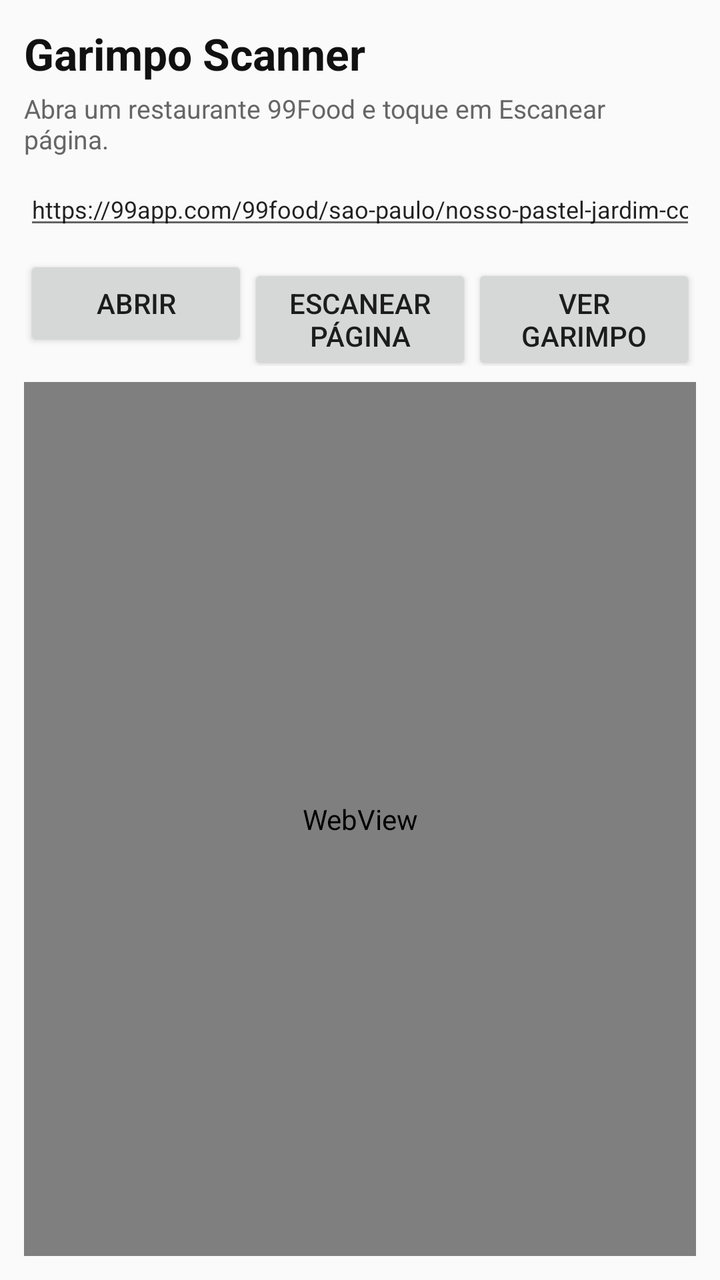
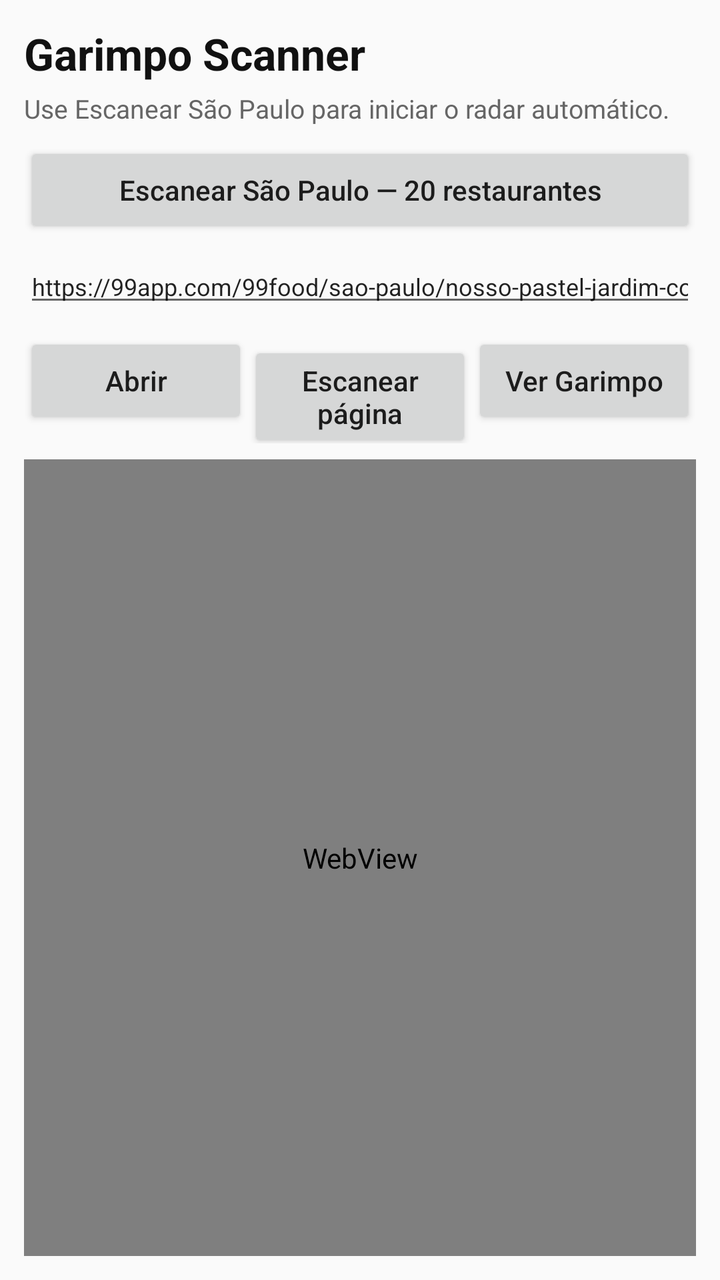

Before-and-after screenshots of an Android layout around one commit, followed by the original layout XML and the change that was made.
<!-- AndroidManifest.xml: application theme android:Theme.Material.Light.NoActionBar -->
<!-- res/layout/activity_main.xml -->
<?xml version="1.0" encoding="utf-8"?>
<LinearLayout xmlns:android="http://schemas.android.com/apk/res/android"
    android:layout_width="match_parent"
    android:layout_height="match_parent"
    android:orientation="vertical"
    android:padding="12dp">

    <TextView
        android:id="@+id/title"
        android:layout_width="match_parent"
        android:layout_height="wrap_content"
        android:text="Garimpo Scanner"
        android:textStyle="bold"
        android:textSize="22sp"
        android:textColor="#111111" />

    <TextView
        android:id="@+id/status"
        android:layout_width="match_parent"
        android:layout_height="wrap_content"
        android:text="Abra um restaurante 99Food e toque em Escanear página."
        android:textSize="13sp"
        android:textColor="#666666"
        android:paddingTop="4dp"
        android:paddingBottom="8dp" />

    <EditText
        android:id="@+id/urlInput"
        android:layout_width="match_parent"
        android:layout_height="wrap_content"
        android:singleLine="true"
        android:textSize="12sp"
        android:inputType="textUri"
        android:text="https://99app.com/99food/sao-paulo/nosso-pastel-jardim-colonia/5764608520268546182/" />

    <LinearLayout
        android:layout_width="match_parent"
        android:layout_height="wrap_content"
        android:orientation="horizontal"
        android:paddingTop="8dp"
        android:paddingBottom="8dp">

        <Button
            android:id="@+id/openButton"
            android:layout_width="0dp"
            android:layout_height="wrap_content"
            android:layout_weight="1"
            android:text="Abrir" />

        <Button
            android:id="@+id/scanButton"
            android:layout_width="0dp"
            android:layout_height="wrap_content"
            android:layout_weight="1"
            android:text="Escanear página" />

        <Button
            android:id="@+id/garimpoButton"
            android:layout_width="0dp"
            android:layout_height="wrap_content"
            android:layout_weight="1"
            android:text="Ver Garimpo" />
    </LinearLayout>

    <WebView
        android:id="@+id/webView"
        android:layout_width="match_parent"
        android:layout_height="0dp"
        android:layout_weight="1" />

</LinearLayout>
<!-- resources referenced by this layout -->
<resources>

</resources>

<!-- the commit's change to res/layout/activity_main.xml (unified diff, before → after) -->
@@ -18,11 +18,18 @@
         android:id="@+id/status"
         android:layout_width="match_parent"
         android:layout_height="wrap_content"
-        android:text="Abra um restaurante 99Food e toque em Escanear página."
+        android:text="Use Escanear São Paulo para iniciar o radar automático."
         android:textSize="13sp"
         android:textColor="#666666"
         android:paddingTop="4dp"
         android:paddingBottom="8dp" />
+
+    <Button
+        android:id="@+id/autoScanButton"
+        android:layout_width="match_parent"
+        android:layout_height="wrap_content"
+        android:text="Escanear São Paulo — 20 restaurantes"
+        android:textAllCaps="false" />
 
     <EditText
         android:id="@+id/urlInput"
@@ -31,7 +38,8 @@
         android:singleLine="true"
         android:textSize="12sp"
         android:inputType="textUri"
-        android:text="https://99app.com/99food/sao-paulo/nosso-pastel-jardim-colonia/5764608520268546182/" />
+        android:text="https://99app.com/99food/sao-paulo/nosso-pastel-jardim-colonia/5764608520268546182/"
+        android:layout_marginTop="6dp" />
 
     <LinearLayout
         android:layout_width="match_parent"
@@ -45,21 +53,24 @@
             android:layout_width="0dp"
             android:layout_height="wrap_content"
             android:layout_weight="1"
-            android:text="Abrir" />
+            android:text="Abrir"
+            android:textAllCaps="false" />
 
         <Button
             android:id="@+id/scanButton"
             android:layout_width="0dp"
             android:layout_height="wrap_content"
             android:layout_weight="1"
-            android:text="Escanear página" />
+            android:text="Escanear página"
+            android:textAllCaps="false" />
 
         <Button
             android:id="@+id/garimpoButton"
             android:layout_width="0dp"
             android:layout_height="wrap_content"
             android:layout_weight="1"
-            android:text="Ver Garimpo" />
+            android:text="Ver Garimpo"
+            android:textAllCaps="false" />
     </LinearLayout>
 
     <WebView
